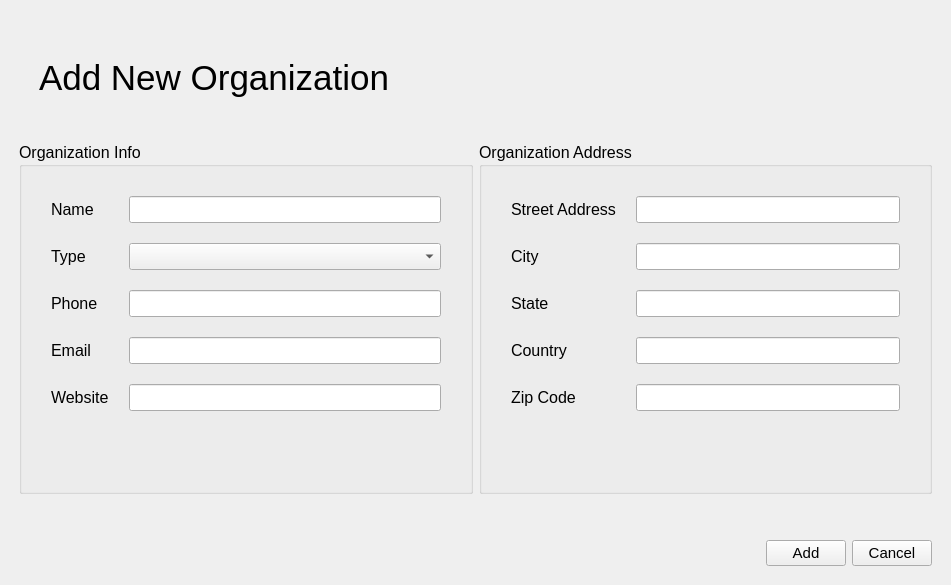
First picture: the form in ui/screens/addorg.ui, repository ahmedivy/hr-ms, before the edit.
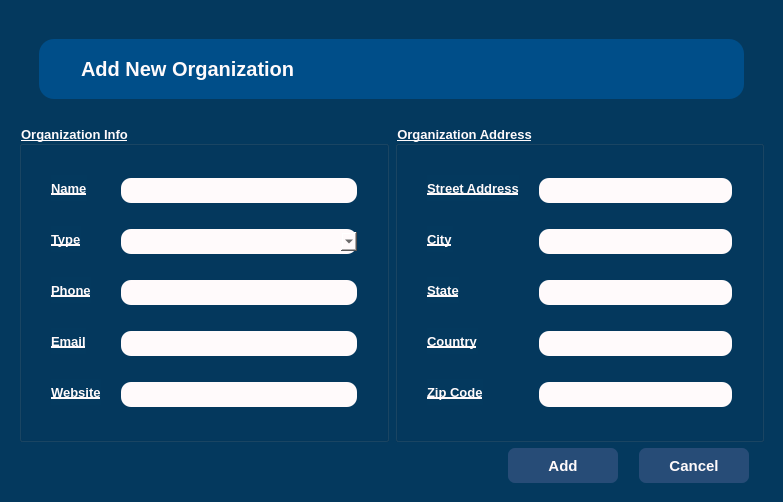
Second picture: the form after the edit.

The edit to the form file:
```diff
--- a/ui/screens/addorg.ui
+++ b/ui/screens/addorg.ui
@@ -6,13 +6,16 @@
    <rect>
     <x>0</x>
     <y>0</y>
-    <width>951</width>
-    <height>585</height>
+    <width>783</width>
+    <height>468</height>
    </rect>
   </property>
   <property name="windowTitle">
    <string>MainWindow</string>
   </property>
+  <property name="styleSheet">
+   <string notr="true">background-color:#04395e;</string>
+  </property>
   <widget class="QWidget" name="centralwidget">
    <layout class="QVBoxLayout" name="verticalLayout_2">
     <item>
@@ -47,9 +50,21 @@
          <widget class="QLabel" name="titleLabel">
           <property name="font">
            <font>
-            <pointsize>26</pointsize>
+            <pointsize>-1</pointsize>
+            <italic>false</italic>
+            <bold>true</bold>
            </font>
           </property>
+          <property name="styleSheet">
+           <string notr="true">font-size: 20px;
+background-color: #004e89;
+color:#FFFAFB;
+font:bold;
+border-radius:15px;
+min-height:60px;
+padding:0 auto;
+</string>
+          </property>
           <property name="text">
            <string>Add New Organization</string>
           </property>
@@ -63,9 +78,20 @@
          <widget class="QGroupBox" name="mainBox">
           <property name="font">
            <font>
-            <pointsize>12</pointsize>
+            <pointsize>-1</pointsize>
+            <italic>false</italic>
+            <bold>true</bold>
+            <underline>true</underline>
            </font>
           </property>
+          <property name="styleSheet">
+           <string notr="true">font:bold;
+color: #FFFAFB;
+text-transform:uppercase;
+text-decoration:underline;
+font-size:13px;
+</string>
+          </property>
           <property name="title">
            <string>Organization Info</string>
           </property>
@@ -126,23 +152,67 @@
               </widget>
              </item>
              <item row="0" column="1">
-              <widget class="QLineEdit" name="nameField"/>
+              <widget class="QLineEdit" name="nameField">
+               <property name="styleSheet">
+                <string notr="true">margin: 3px 0;border-radius:10px;
+max-width:250px;
+height: 25px;
+background-color:#FFFAFB;
+padding:0 5px;
+color:#131515;</string>
+               </property>
+              </widget>
              </item>
              <item row="2" column="1">
-              <widget class="QLineEdit" name="phoneField"/>
+              <widget class="QLineEdit" name="phoneField">
+               <property name="styleSheet">
+                <string notr="true">margin: 3px 0;border-radius:10px;
+max-width:250px;
+height: 25px;
+background-color:#FFFAFB;
+padding:0 5px;
+color:#131515;</string>
+               </property>
+              </widget>
              </item>
              <item row="3" column="1">
               <widget class="QLineEdit" name="emailField">
                <property name="toolTip">
                 <string>Organization's Email Address</string>
                </property>
+               <property name="styleSheet">
+                <string notr="true">margin: 3px 0;border-radius:10px;
+max-width:250px;
+height: 25px;
+background-color:#FFFAFB;
+padding:0 5px;
+color:#131515;</string>
+               </property>
               </widget>
              </item>
              <item row="4" column="1">
-              <widget class="QLineEdit" name="websiteField"/>
+              <widget class="QLineEdit" name="websiteField">
+               <property name="styleSheet">
+                <string notr="true">margin: 3px 0;border-radius:10px;
+max-width:250px;
+height: 25px;
+background-color:#FFFAFB;
+padding:0 5px;
+color:#131515;</string>
+               </property>
+              </widget>
              </item>
              <item row="1" column="1">
-              <widget class="QComboBox" name="typeField"/>
+              <widget class="QComboBox" name="typeField">
+               <property name="styleSheet">
+                <string notr="true">margin: 3px 0;border-radius:10px;
+max-width:250px;
+height: 25px;
+background-color:#FFFAFB;
+padding:0 5px;
+color:#131515;</string>
+               </property>
+              </widget>
              </item>
             </layout>
            </item>
@@ -153,9 +223,19 @@
          <widget class="QGroupBox" name="addressBox">
           <property name="font">
            <font>
-            <pointsize>12</pointsize>
+            <pointsize>-1</pointsize>
+            <italic>false</italic>
+            <bold>true</bold>
+            <underline>true</underline>
            </font>
           </property>
+          <property name="styleSheet">
+           <string notr="true">font:bold;
+color: #FFFAFB;
+text-transform:uppercase;
+text-decoration:underline;
+font-size:13px;</string>
+          </property>
           <property name="title">
            <string>Organization Address</string>
           </property>
@@ -219,19 +299,64 @@
               </widget>
              </item>
              <item row="0" column="1">
-              <widget class="QLineEdit" name="streetField"/>
+              <widget class="QLineEdit" name="streetField">
+               <property name="styleSheet">
+                <string notr="true">margin: 3px 0;border-radius:10px;
+max-width:250px;
+height: 25px;
+background-color:#FFFAFB;
+padding:0 5px;
+color:#131515;</string>
+               </property>
+              </widget>
              </item>
              <item row="1" column="1">
-              <widget class="QLineEdit" name="cityField"/>
+              <widget class="QLineEdit" name="cityField">
+               <property name="styleSheet">
+                <string notr="true">margin: 3px 0;border-radius:10px;
+max-width:250px;
+height: 25px;
+background-color:#FFFAFB;
+padding:0 5px;
+color:#131515;</string>
+               </property>
+              </widget>
              </item>
              <item row="2" column="1">
-              <widget class="QLineEdit" name="stateField"/>
+              <widget class="QLineEdit" name="stateField">
+               <property name="styleSheet">
+                <string notr="true">margin: 3px 0;border-radius:10px;
+max-width:250px;
+height: 25px;
+background-color:#FFFAFB;
+padding:0 5px;
+color:#131515;</string>
+               </property>
+              </widget>
              </item>
              <item row="3" column="1">
-              <widget class="QLineEdit" name="countryField"/>
+              <widget class="QLineEdit" name="countryField">
+               <property name="styleSheet">
+                <string notr="true">margin: 3px 0;border-radius:10px;
+max-width:250px;
+height: 25px;
+background-color:#FFFAFB;
+padding:0 5px;
+color:#131515;</string>
+               </property>
+              </widget>
              </item>
              <item row="4" column="1">
-              <widget class="QLineEdit" name="zipField"/>
+              <widget class="QLineEdit" name="zipField">
+               <property name="styleSheet">
+                <string notr="true">margin: 3px 0;border-radius:10px;
+max-width:250px;
+height: 25px;
+background-color:#FFFAFB;
+padding:0 5px;
+color:#131515;</string>
+               </property>
+              </widget>
              </item>
             </layout>
            </item>
@@ -273,8 +398,31 @@
           <property name="font">
            <font>
             <pointsize>11</pointsize>
+            <italic>false</italic>
+            <bold>true</bold>
            </font>
           </property>
+          <property name="styleSheet">
+           <string notr="true">QPushButton{
+background-color: #274c77;
+color:#FFFAFB;
+font:bold;
+padding: 5px;
+border-radius:7px;
+width: 100px;
+margin-right:15px;
+height: 25px;
+}
+
+QPushButton:hover {
+  background-color: #4cc9f0;
+  color:black;
+font:bold;
+padding: 5px;
+border-radius:7px;
+}
+</string>
+          </property>
           <property name="text">
            <string>Add</string>
           </property>
@@ -285,8 +433,31 @@
           <property name="font">
            <font>
             <pointsize>11</pointsize>
+            <italic>false</italic>
+            <bold>true</bold>
            </font>
           </property>
+          <property name="styleSheet">
+           <string notr="true">QPushButton{
+background-color: #274c77;
+color:#FFFAFB;
+font:bold;
+padding: 5px;
+border-radius:7px;
+width: 100px;
+margin-right:15px;
+height: 25px;
+}
+
+QPushButton:hover {
+  background-color: #4cc9f0;
+  color:black;
+font:bold;
+padding: 5px;
+border-radius:7px;
+}
+</string>
+          </property>
           <property name="text">
            <string>Cancel</string>
           </property>
```
